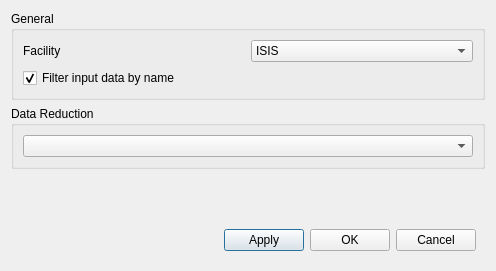
The window that qt/scientific_interfaces/Indirect/IndirectSettings.ui (mantidproject/mantid) describes before a commit, drawn with Qt 5.
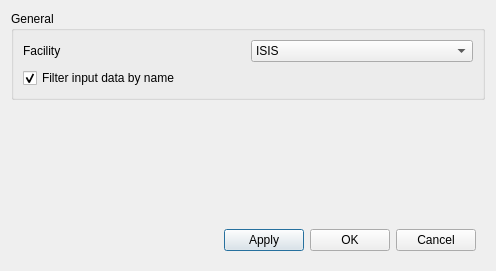
The same window after the commit. Custom widgets are drawn as their Qt base class.

Commit message: Refs #24735. Reset Instrument-Analyser-Reflection changes

What changed in the file:
```diff
--- a/qt/scientific_interfaces/Indirect/IndirectSettings.ui
+++ b/qt/scientific_interfaces/Indirect/IndirectSettings.ui
@@ -60,43 +60,6 @@
      </layout>
     </widget>
    </item>
-   <item>
-    <widget class="QGroupBox" name="gbReduction">
-     <property name="title">
-      <string>Data Reduction</string>
-     </property>
-     <layout class="QHBoxLayout" name="horizontalLayout_2">
-      <item>
-       <widget class="MantidQt::MantidWidgets::IndirectInstrumentConfig" name="iicInstrumentConfiguration">
-        <property name="sizePolicy">
-         <sizepolicy hsizetype="Expanding" vsizetype="Fixed">
-          <horstretch>0</horstretch>
-          <verstretch>0</verstretch>
-         </sizepolicy>
-        </property>
-        <property name="minimumSize">
-         <size>
-          <width>100</width>
-          <height>0</height>
-         </size>
-        </property>
-        <property name="techniques" stdset="0">
-         <stringlist>
-          <string>TOF Indirect Geometry Spectroscopy</string>
-          <string>Reactor Indirect Geometry Spectroscopy</string>
-         </stringlist>
-        </property>
-        <property name="enableDiffraction" stdset="0">
-         <bool>false</bool>
-        </property>
-        <property name="showInstrumentLabel" stdset="0">
-         <bool>false</bool>
-        </property>
-       </widget>
-      </item>
-     </layout>
-    </widget>
-   </item>
    <item>
     <spacer name="verticalSpacer">
      <property name="orientation">
@@ -152,13 +115,6 @@
    </item>
   </layout>
  </widget>
- <customwidgets>
-  <customwidget>
-   <class>MantidQt::MantidWidgets::IndirectInstrumentConfig</class>
-   <extends>QComboBox</extends>
-   <header>MantidQtWidgets/Common/IndirectInstrumentConfig.h</header>
-  </customwidget>
- </customwidgets>
  <resources/>
  <connections/>
 </ui>
```
The commit also changes 7 other files.
